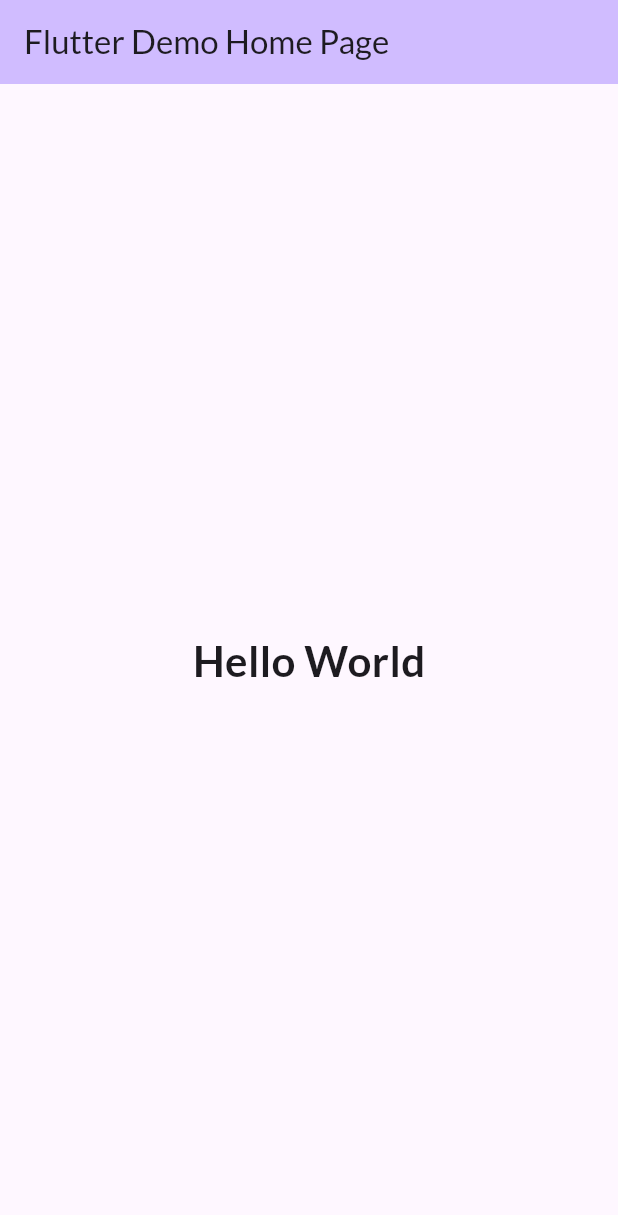
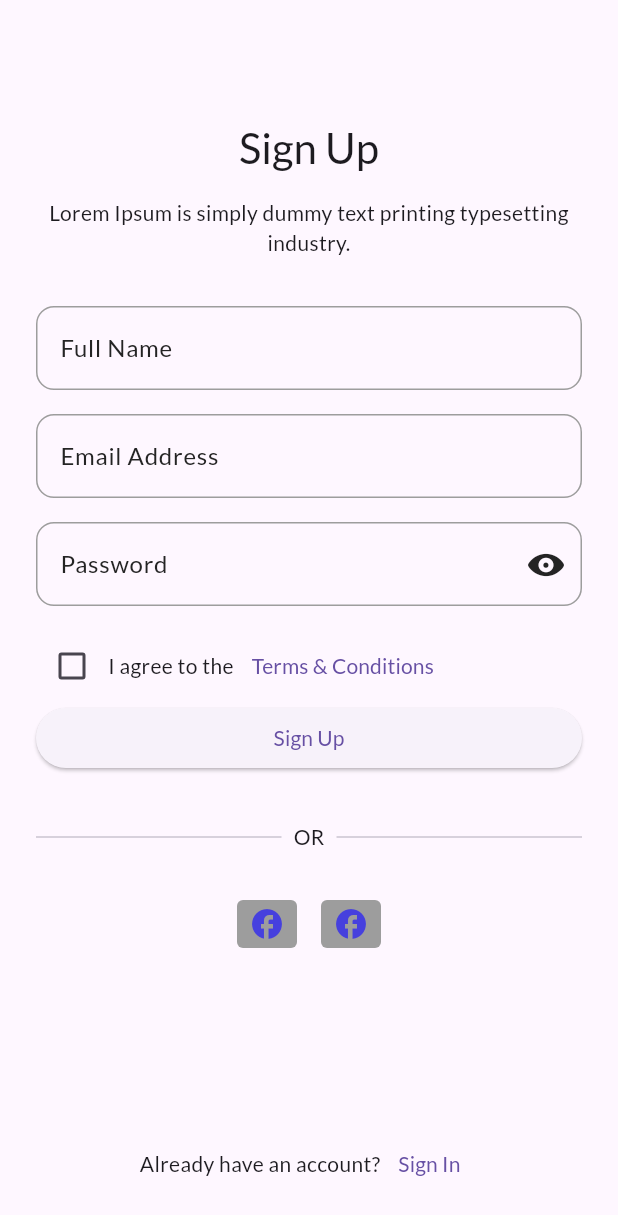
Before and after one commit to aliwaseem27/e_commerce_clone, a Flutter app: the screen it shows after launch, on a phone screen of 412 x 824 dp. Shown: the top 1215 px of the screen. Run offline on Flutter 3.47's test engine with Material 3 defaults, Android fonts, the phone set to English and light mode, and no system bars; our stand-ins replace device_preview.

Commit message:
add: sign up screen & app constants

```diff
--- /dev/null
+++ b/devtools_options.yaml
@@ -0,0 +1,3 @@
+description: This file stores settings for Dart & Flutter DevTools.
+documentation: https://docs.flutter.dev/tools/devtools/extensions#configure-extension-enablement-states
+extensions:
--- a/lib/app.dart
+++ b/lib/app.dart
@@ -1,4 +1,6 @@
 import 'package:device_preview/device_preview.dart';
+import 'package:e_commerce_clone/presentation/screens/sign_up/sign_up_screen.dart';
+import 'package:e_commerce_clone/utils/themes/theme.dart';
 import 'package:flutter/material.dart';
 
 class MyApp extends StatelessWidget {
@@ -10,25 +12,8 @@ class MyApp extends StatelessWidget {
       locale: DevicePreview.locale(context),
       builder: DevicePreview.appBuilder,
       title: 'Flutter Demo',
-      theme: ThemeData(
-        colorScheme: ColorScheme.fromSeed(seedColor: Colors.deepPurple),
-        useMaterial3: true,
-        fontFamily: 'Lato',
-      ),
-      home: Scaffold(
-        appBar: AppBar(
-          backgroundColor: Theme.of(context).colorScheme.inversePrimary,
-          title: const Text('Flutter Demo Home Page'),
-        ),
-        body: Center(
-          // Center is a layout widget. It takes a single child and positions it
-          // in the middle of the parent.
-          child: Text(
-            'Hello World',
-            style: TextStyle(fontSize: 28, fontFamily: 'Lato', fontWeight: FontWeight.w700),
-          ),
-        ),
-      ),
+      theme: AppTheme.lightTheme,
+      home: SignUpScreen(),
     );
   }
 }
--- /dev/null
+++ b/lib/presentation/screens/sign_up/sign_up_screen.dart
@@ -0,0 +1,163 @@
+import 'package:e_commerce_clone/utils/constants/app_colors.dart';
+import 'package:flutter/cupertino.dart';
+import 'package:flutter/material.dart';
+
+import '../../../utils/constants/app_sizes.dart';
+import '../../../utils/constants/app_strings.dart';
+
+class SignUpScreen extends StatelessWidget {
+  const SignUpScreen({super.key});
+
+  @override
+  Widget build(BuildContext context) {
+    return Scaffold(
+      appBar: AppBar(),
+      resizeToAvoidBottomInset: false,
+      body: SafeArea(
+        child: Padding(
+          padding: const EdgeInsets.all(AppSizes.defaultSpace),
+          child: Column(
+            mainAxisAlignment: MainAxisAlignment.spaceBetween,
+            children: [
+              Column(
+                children: [
+                  // Screen Header text
+                  Center(
+                    child: Column(
+                      crossAxisAlignment: CrossAxisAlignment.center,
+                      children: [
+                        Text(AppStrings.signUp, style: Theme.of(context).textTheme.headlineMedium),
+                        SizedBox(height: AppSizes.spaceBtwItems),
+                        Text(
+                          AppStrings.placeholder,
+                          style: Theme.of(context).textTheme.bodyMedium,
+                          textAlign: TextAlign.center,
+                        ),
+                      ],
+                    ),
+                  ),
+
+                  SizedBox(height: AppSizes.spaceBtwSections),
+
+                  // Sign up form
+                  Form(
+                    child: Column(
+                      children: [
+                        TextFormField(decoration: InputDecoration(labelText: AppStrings.fullName)),
+                        SizedBox(height: AppSizes.spaceBtwInputFields),
+                        TextFormField(decoration: InputDecoration(labelText: AppStrings.emailAddress)),
+                        SizedBox(height: AppSizes.spaceBtwInputFields),
+                        TextFormField(
+                          decoration: InputDecoration(
+                            labelText: AppStrings.password,
+                            suffixIcon: IconButton(
+                              icon: Icon(CupertinoIcons.eye_solid),
+                              onPressed: () {},
+                            ),
+                          ),
+                        ),
+
+                        SizedBox(height: AppSizes.spaceBtwInputFields),
+
+                        // Terms & Conditions
+                        Row(
+                          children: [
+                            Checkbox(value: false, onChanged: (value) {}),
+                            Text(AppStrings.agreeTo),
+                            TextButton(
+                              onPressed: () {},
+                              child: Text(AppStrings.termsAndConditions),
+                            ),
+                          ],
+                        ),
+
+                        // Sign up button
+                        SizedBox(
+                            width: double.infinity,
+                            child: ElevatedButton(
+                              onPressed: () {},
+                              child: Text(AppStrings.signUp),
+                            )),
+                      ],
+                    ),
+                  ),
+
+                  SizedBox(height: AppSizes.spaceBtwSections),
+
+                  // Divider
+                  Row(
+                    children: [
+                      Flexible(
+                        child: Divider(
+                          thickness: 1,
+                          // indent: AppSizes.xl,
+                          endIndent: AppSizes.sm,
+                        ),
+                      ),
+                      Text(AppStrings.or.toUpperCase()),
+                      Flexible(
+                        child: Divider(
+                          thickness: 1,
+                          indent: AppSizes.sm,
+                          // endIndent: AppSizes.defaultSpace,
+                        ),
+                      ),
+                    ],
+                  ),
+
+                  SizedBox(height: AppSizes.spaceBtwSections),
+
+                  // Social Buttons
+                  Row(
+                    mainAxisAlignment: MainAxisAlignment.center,
+                    children: [
+                      InkWell(
+                        onTap: () {},
+                        child: Container(
+                          decoration: BoxDecoration(
+                              color: AppColors.neutralColor,
+                              borderRadius: BorderRadius.circular(AppSizes.borderRadiusSm)),
+                          padding: EdgeInsets.symmetric(vertical: AppSizes.xs, horizontal: AppSizes.sm),
+                          child: Icon(
+                            Icons.facebook,
+                            color: AppColors.primaryColor,
+                          ),
+                        ),
+                      ),
+                      SizedBox(width: AppSizes.spaceBtwItems),
+                      InkWell(
+                        onTap: () {},
+                        child: Container(
+                          decoration: BoxDecoration(
+                              color: AppColors.neutralColor,
+                              borderRadius: BorderRadius.circular(AppSizes.borderRadiusSm)),
+                          padding: EdgeInsets.symmetric(vertical: AppSizes.xs, horizontal: AppSizes.sm),
+                          child: Icon(
+                            Icons.facebook,
+                            color: AppColors.primaryColor,
+                          ),
+                        ),
+                      ),
+                    ],
+                  ),
+                ],
+              ),
+
+              // sign in screen link
+              Row(
+                mainAxisAlignment: MainAxisAlignment.center,
+                children: [
+                  Text(AppStrings.alreadyHaveAnAccount),
+                  TextButton(
+                    onPressed: () {},
+                    child: Text(AppStrings.signIn),
+                  ),
+                ],
+              ),
+            ],
+          ),
+        ),
+      ),
+    );
+  }
+}
--- a/lib/utils/constants/app_colors.dart
+++ b/lib/utils/constants/app_colors.dart
@@ -1,4 +1,6 @@
 import 'dart:ui';
+
+import 'package:flutter/material.dart';
 
 class AppColors {
   static const Color primaryColor = Color(0xff4640DE);
@@ -6,4 +8,5 @@ class AppColors {
   static const Color tertiaryColor = Color(0xFFE1DAFD);
   static const Color neutralColor = Color(0xFF9D9D9D);
   static const Color neutralDarkColor = Color(0xFF242424);
+  static const Color warning = Colors.red;
 }
--- /dev/null
+++ b/lib/utils/constants/app_strings.dart
@@ -0,0 +1,21 @@
+class AppStrings {
+  static const String appName = "E-Commerce";
+  static const String placeholder = "Lorem Ipsum is simply dummy text printing typesetting industry.";
+
+  // Authentication Screens
+  static const String signUp = "Sign Up";
+  static const String signIn = "Sign In";
+  static const String forgotPassword = "Forgot Password";
+  static const String fullName = "Full Name";
+  static const String emailAddress = "Email Address";
+  static const String password = "Password";
+  static const String agreeTo = "I agree to the";
+  static const String and = "and";
+  static const String termsAndConditions = "Terms & Conditions";
+  static const String alreadyHaveAnAccount = "Already have an account?";
+  static const String signInWith = "Sign In With";
+  static const String or = "or";
+  static const String dontHaveAnAccount = "Don't have an account?";
+  static const String goBackTo = "Go Back To";
+  static const String sendCode = "Send Code";
+}
--- /dev/null
+++ b/lib/utils/themes/theme.dart
@@ -0,0 +1,13 @@
+import 'package:flutter/material.dart';
+
+import 'theme_widget/text_form_field_theme.dart';
+
+class AppTheme {
+  AppTheme._();
+
+  static ThemeData lightTheme = ThemeData(
+    useMaterial3: true,
+    fontFamily: 'Lato',
+    inputDecorationTheme: AppTextFieldFormTheme.lightInputDecorationTheme,
+  );
+}
--- /dev/null
+++ b/lib/utils/themes/theme_widget/text_form_field_theme.dart
@@ -0,0 +1,38 @@
+import 'package:e_commerce_clone/utils/constants/app_colors.dart';
+import 'package:e_commerce_clone/utils/constants/app_sizes.dart';
+import 'package:flutter/material.dart';
+
+class AppTextFieldFormTheme {
+  AppTextFieldFormTheme._();
+
+  static InputDecorationTheme lightInputDecorationTheme = InputDecorationTheme(
+    errorMaxLines: 3,
+    prefixIconColor: AppColors.neutralDarkColor,
+    suffixIconColor: AppColors.neutralDarkColor,
+    // constraints: const BoxConstraints.expand(height: TSizes.inputFieldHeight),
+    labelStyle: const TextStyle().copyWith(fontSize: AppSizes.fontSizeMd, color: AppColors.neutralDarkColor),
+    hintStyle: const TextStyle().copyWith(fontSize: AppSizes.fontSizeSm, color: AppColors.neutralDarkColor),
+    errorStyle: const TextStyle().copyWith(fontStyle: FontStyle.normal),
+    floatingLabelStyle: const TextStyle().copyWith(color: AppColors.neutralDarkColor.withOpacity(0.8)),
+    border: const OutlineInputBorder().copyWith(
+      borderRadius: BorderRadius.circular(AppSizes.inputFieldRadius),
+      borderSide: const BorderSide(width: 1, color: AppColors.neutralColor),
+    ),
+    enabledBorder: const OutlineInputBorder().copyWith(
+      borderRadius: BorderRadius.circular(AppSizes.inputFieldRadius),
+      borderSide: const BorderSide(width: 1, color: AppColors.neutralColor),
+    ),
+    focusedBorder: const OutlineInputBorder().copyWith(
+      borderRadius: BorderRadius.circular(AppSizes.inputFieldRadius),
+      borderSide: const BorderSide(width: 1, color: AppColors.neutralDarkColor),
+    ),
+    errorBorder: const OutlineInputBorder().copyWith(
+      borderRadius: BorderRadius.circular(AppSizes.inputFieldRadius),
+      borderSide: const BorderSide(width: 1, color: AppColors.warning),
+    ),
+    focusedErrorBorder: const OutlineInputBorder().copyWith(
+      borderRadius: BorderRadius.circular(AppSizes.inputFieldRadius),
+      borderSide: const BorderSide(width: 2, color: AppColors.warning),
+    ),
+  );
+}
```
